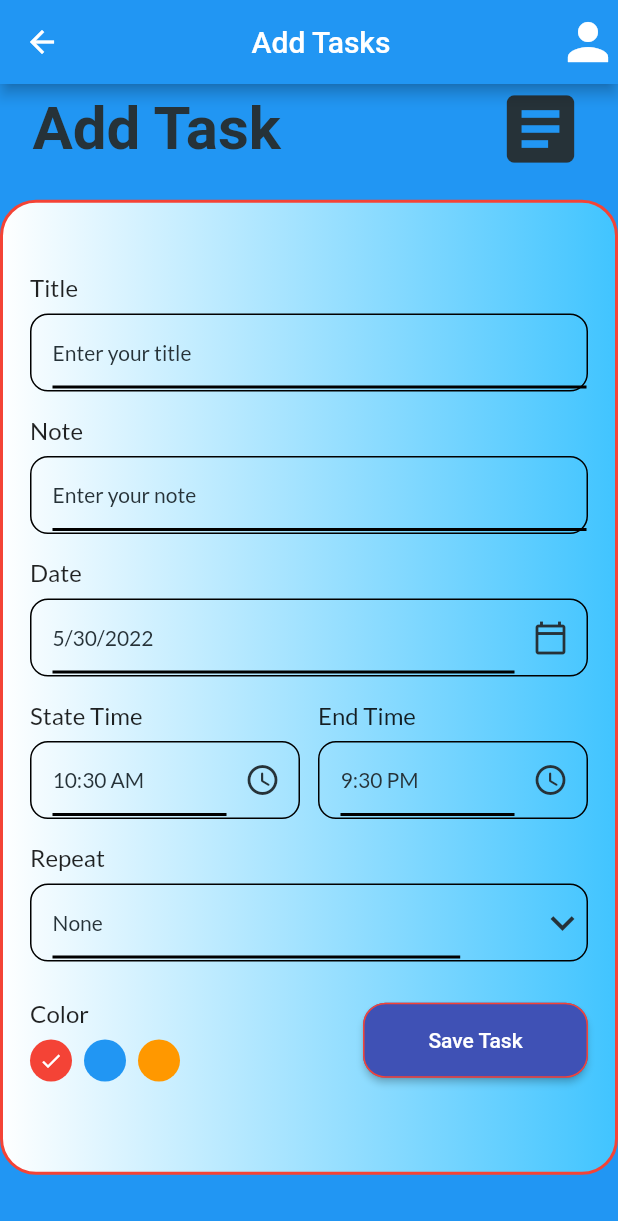
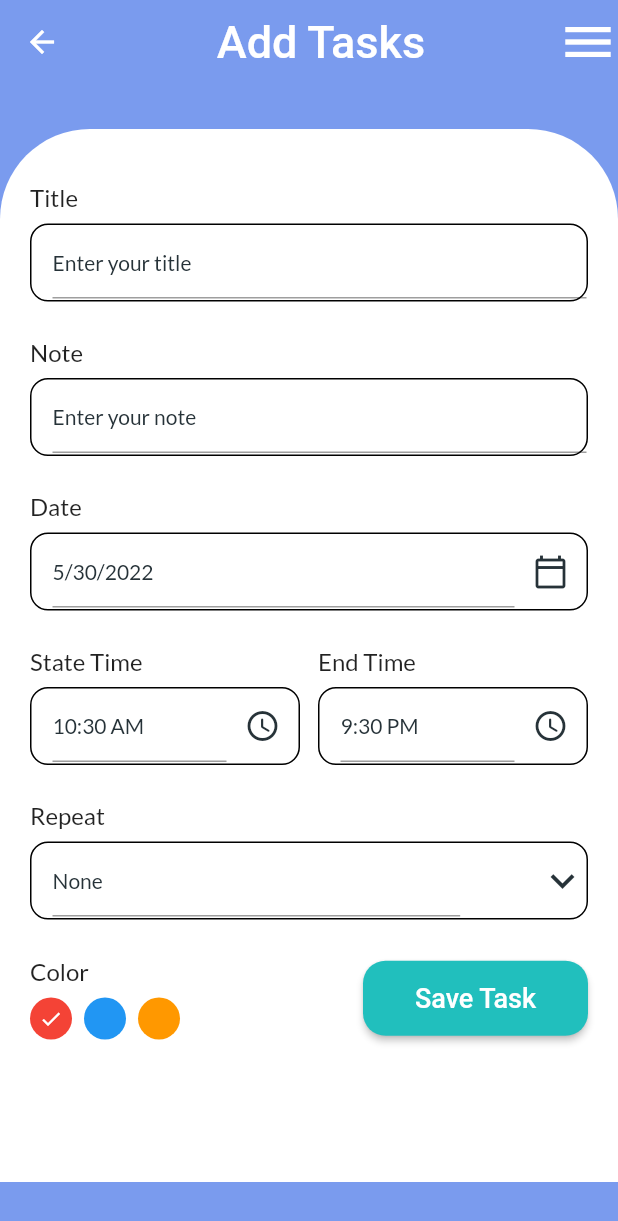
Before and after one commit to shedmekhe/Mini_Project_SemIV, a Flutter app: the RoutinePage screen opened directly, scrolled down 576 dp, after a tap on "+Add Task", on a phone screen of 412 x 824 dp. Shown: the top 1221 px of the screen. Run offline on Flutter 3.47's test engine with Material 2 defaults, Android fonts, the phone set to English and light mode, and no system bars; our stand-ins replace date_picker_timeline, get, google_fonts; missing offline and left inert: dart:ffi; network calls fail.

Commit message:
Commit by Mohit

```diff
--- a/lib/Screens/add_task_bar.dart
+++ b/lib/Screens/add_task_bar.dart
@@ -8,7 +8,8 @@ import 'package:intl/intl.dart';
 import 'package:mini_project_ui/Screens/button.dart';
 import 'package:mini_project_ui/Screens/input_field.dart';
 import 'package:mini_project_ui/Screens/routine.dart';
-
+//0xFF21BFBD
+//0xFF7A9BEE
 class AddTaskPage extends StatefulWidget {
   const AddTaskPage({Key? key}) : super(key: key);
 
@@ -32,23 +33,28 @@ class _AddTaskPageState extends State<AddTaskPage> {
   int _selectedColor = 0;
   @override
   Widget build(BuildContext context) {
-    Size size = MediaQuery.of(context).size;
+    // Size size = MediaQuery.of(context).size;
     return Scaffold(
-      backgroundColor: Color(0xFFfbfcff),
+      backgroundColor: Color(0xFF7A9BEE),
       appBar: AppBar(
+          elevation: 0,
+        backgroundColor: Color(0xFF7A9BEE),
           actions: [
             Icon(
-              Icons.person,
+              Icons.menu,
               size : 40,
             )
           ],
 
-          title: Center(child: Text("Add Tasks",))
+          title: Center(child: Text("Add Tasks",
+          style: TextStyle(
+                fontSize: 30
+          ),))
       ),
       body: SingleChildScrollView(
         child: Container(
           decoration: BoxDecoration(
-              color: Colors.blue
+              color: Color(0xFF7A9BEE)
             // gradient: LinearGradient(
             //   colors: [
             //     Colors.white,
@@ -60,52 +66,34 @@ class _AddTaskPageState extends State<AddTaskPage> {
           child: Column(
             children: [
               SizedBox(
-                height: size.height,
+                // height: size.height,
                 child: Stack(
                   children: <Widget>[
                     Container(
-                      margin: EdgeInsets.only(top: size.height*0.3-170),
-                      height: 650,
+
+                      margin: EdgeInsets.only(top: 30),
+                      height:702,
                       decoration: BoxDecoration(
 
-                        gradient: LinearGradient(
-                          colors: [
-                            Colors.white,
-                            Colors.lightBlueAccent,
-
-                          ]
-                        ),
-                        border: Border.all(
-                          color: Colors.red,
-                          width: 2,
-                        ),
+                        color: Colors.white,
                         borderRadius: BorderRadius.only(
-                          bottomLeft: Radius.circular(24),
-                          bottomRight: Radius.circular(24),
-                          topLeft: Radius.circular(24),
-                          topRight: Radius.circular(24),
+                          // bottomLeft: Radius.circular(24),
+                          // bottomRight: Radius.circular(24),
+                          topLeft: Radius.circular(60),
+                          topRight: Radius.circular(60),
+                          // topRight: Radius.circular(24),
                         )
                       ),
                     ),
                     Column(
                       children: [
                         Row(
-                          mainAxisAlignment: MainAxisAlignment.spaceEvenly,
+                          crossAxisAlignment: CrossAxisAlignment.start,
+                          mainAxisAlignment: MainAxisAlignment.spaceAround,
                           children: [
-                            Text(
-                              "Add Task",
-                              style: TextStyle(
-                                color: Colors.blueGrey[900],
-                                fontWeight: FontWeight.bold,
-                                  fontSize: 40.0
-                              )
-                            ),
                             SizedBox(
                               width: 100
                             ),
-                            Icon(Icons.article,
-                            size: 60,
-                            color: Colors.blueGrey[900],),
                           ],
                         ),
 
@@ -114,9 +102,13 @@ class _AddTaskPageState extends State<AddTaskPage> {
                           child: Column(
                             children: <Widget>[
                           MyInputField(title: "Title", hint: "Enter your title",controller: _titleController),
-
-
+                            SizedBox(
+                              height: 8,
+                            ),
                             MyInputField(title: "Note", hint: "Enter your note",controller: _noteController,),
+                              SizedBox(
+                                height: 8,
+                              ),
                             MyInputField(title: "Date", hint: DateFormat.yMd().format(_selectedDate),
                               widget: IconButton(
                                 icon: Icon(Icons.calendar_today_outlined,
@@ -126,6 +118,9 @@ class _AddTaskPageState extends State<AddTaskPage> {
                                   _getDateFromUser();
                                 },
                               ),),
+                              SizedBox(
+                                height: 8,
+                              ),
                             Row(
                               children: [
                                 Expanded(child: MyInputField(
@@ -158,6 +153,9 @@ class _AddTaskPageState extends State<AddTaskPage> {
                                 )),
                               ],
                             ),
+                              SizedBox(
+                                height: 8,
+                              ),
                             MyInputField(title: "Repeat", hint: "$_selectedRepeat",
                               widget: DropdownButton(
                                 icon: Icon(Icons.keyboard_arrow_down,
@@ -195,13 +193,15 @@ class _AddTaskPageState extends State<AddTaskPage> {
                                   width: 150,
                                   child: ElevatedButton(
 
-                                    child: const Text('Save Task',),
+                                    child: const Text('Save Task',
+                                    style: TextStyle(color: Colors.white,
+                                    fontSize: 18),),
                                     style: ButtonStyle(
-                                        backgroundColor: MaterialStateProperty.all(Colors.indigo),
+                                        backgroundColor: MaterialStateProperty.all(Color(0xFF21BFBD)),
                                         shape: MaterialStateProperty.all<RoundedRectangleBorder>(
                                             RoundedRectangleBorder(
                                                 borderRadius: BorderRadius.circular(15.0),
-                                                side: BorderSide(color: Colors.red)
+
                                             )
                                         )
                                     ),
--- a/lib/Screens/input_field.dart
+++ b/lib/Screens/input_field.dart
@@ -67,14 +67,14 @@ class MyInputField extends StatelessWidget {
                     decoration: InputDecoration(
                       hintText: hint,
                       hintStyle: subTitleStyle,
-                      enabledBorder: UnderlineInputBorder(
-                        borderSide: BorderSide(color:Colors.black,width: 2)
-                      ),
-                      focusedBorder: UnderlineInputBorder(
-                        borderSide: BorderSide(
-                          width: 1,
-                        )
-                      ),
+                      // enabledBorder: UnderlineInputBorder(
+                      //   borderSide: BorderSide(color:Colors.black,width: 2)
+                      // ),
+                      // focusedBorder: UnderlineInputBorder(
+                      //   borderSide: BorderSide(
+                      //     width: 1,
+                      //   )
+                      // ),
                       // enabledBorder: UnderlineInputBorder(
                       //   borderSide: BorderSide(
                       //     width: 2,
--- a/lib/Screens/list_item_widget.dart
+++ b/lib/Screens/list_item_widget.dart
@@ -22,11 +22,12 @@ class ListItemWidget extends StatelessWidget{
     margin: EdgeInsets.all(8),
     decoration: BoxDecoration(
       borderRadius: BorderRadius.circular(12),
-      color: Colors.grey,
+      color: Colors.white,
     ),
     child: ListTile(
       contentPadding: EdgeInsets.all(16),
       leading: CircleAvatar(
+        backgroundColor: Color(0xFF7A9BEE),
         radius: 32,
         backgroundImage: NetworkImage(item.urlImage),
       ),
@@ -38,7 +39,7 @@ class ListItemWidget extends StatelessWidget{
         ),
       ),
       trailing: IconButton(
-        icon: Icon(Icons.delete,color: Colors.red,size: 32,),
+        icon: Icon(Icons.delete,color: Color(0xFF7A9BEE),size: 32,),
         onPressed: onClicked,
       ),
     ),
--- a/lib/Screens/routine.dart
+++ b/lib/Screens/routine.dart
@@ -30,6 +30,7 @@ TextStyle get headingStyle{
       )
   );
 }
+
 class RoutinePage extends StatefulWidget {
 
 
@@ -55,30 +56,36 @@ final listKey = GlobalKey<AnimatedListState>();
 
   @override
   Widget build(BuildContext context) {
+
     Size size = MediaQuery.of(context).size;
     return Scaffold(
-
       appBar: AppBar(
+        backgroundColor: Color(0xFF21BFBD),
+          elevation: 0,
           actions: [
             Icon(
-              Icons.person,
+              Icons.menu,
               size : 40,
             )
           ],
 
+
           title: Center(child: Text("Daily Routine",))
       ),
-      body: Column(
+      body: SingleChildScrollView(
+        child: Column(
           children: [
             // _addTaskBar(),
             Container(
-            height: size.height*0.2+50,
+              height: size.height/3,
               child: Stack(
                 children: <Widget>[
                   Container(
+
                     height: size.height*0.2,
+                    // height : size.height-size.height/3-150,
                     decoration: BoxDecoration(
-                    color: Colors.blue,
+                      color: Color(0xFF21BFBD),
                       borderRadius: BorderRadius.only(bottomLeft: Radius.circular(36),bottomRight: Radius.circular(36))
                     ),
                     child: Container(
@@ -88,8 +95,7 @@ final listKey = GlobalKey<AnimatedListState>();
                         mainAxisAlignment: MainAxisAlignment.spaceBetween,
                         children: [
                           Container(
-
-                          margin: EdgeInsets.symmetric(vertical: 10.0),
+                            margin: EdgeInsets.symmetric(vertical: 5.0),
                             child: Column(
 
                               crossAxisAlignment: CrossAxisAlignment.start,
@@ -107,14 +113,16 @@ final listKey = GlobalKey<AnimatedListState>();
                             height: 50,
 
                             child: ElevatedButton(
-                            child: const Text('+Add Task',),
+                              child: const Text('+Add Task',
+                              style: TextStyle(
+                                color: Colors.black,
+                              ),),
                               style: ButtonStyle(
 
-                                backgroundColor: MaterialStateProperty.all(Colors.indigo),
+                                  backgroundColor: MaterialStateProperty.all(Color(0xFF7A9BEE)),
                                   shape: MaterialStateProperty.all<RoundedRectangleBorder>(
                                       RoundedRectangleBorder(
-                                        borderRadius: BorderRadius.circular(25.0),
-                                        side: BorderSide(color: Colors.red)
+                                          borderRadius: BorderRadius.circular(30.0),
                                       )
                                   )
                               ),
@@ -161,7 +169,7 @@ final listKey = GlobalKey<AnimatedListState>();
                           height: 95,
                           width: 80,
                           initialSelectedDate: DateTime.now(),
-                        selectionColor: Colors.indigo,
+                          selectionColor: Color(0xFF7A9BEE),
                           selectedTextColor: Colors.white,
                           dateTextStyle: GoogleFonts.lato(
                             textStyle: TextStyle(
@@ -198,11 +206,11 @@ final listKey = GlobalKey<AnimatedListState>();
 
             ),
             SizedBox(
-            height: 20,
+              height: 10,
             ),
             Container(
-
-            height: 490,
+              margin: EdgeInsets.only(top: 8),
+              height: MediaQuery.of(context).size.height*0.6,
               child: AnimatedList(
                   key: listKey,
                   initialItemCount: items.length,
@@ -218,11 +226,12 @@ final listKey = GlobalKey<AnimatedListState>();
           ],
 
         ),
-          floatingActionButtonLocation: FloatingActionButtonLocation.centerDocked,
+      ),
+          floatingActionButtonLocation: FloatingActionButtonLocation.endDocked,
     floatingActionButton: FloatingActionButton(
     // isExtended: true,
     child: Icon(Icons.add),
-    backgroundColor: Colors.green,
+    backgroundColor: Color(0xFF21BFBD),
     onPressed: ()=>insertItem()
     ));
   }
```
Lines whose indentation alone changed are shown as unchanged.
